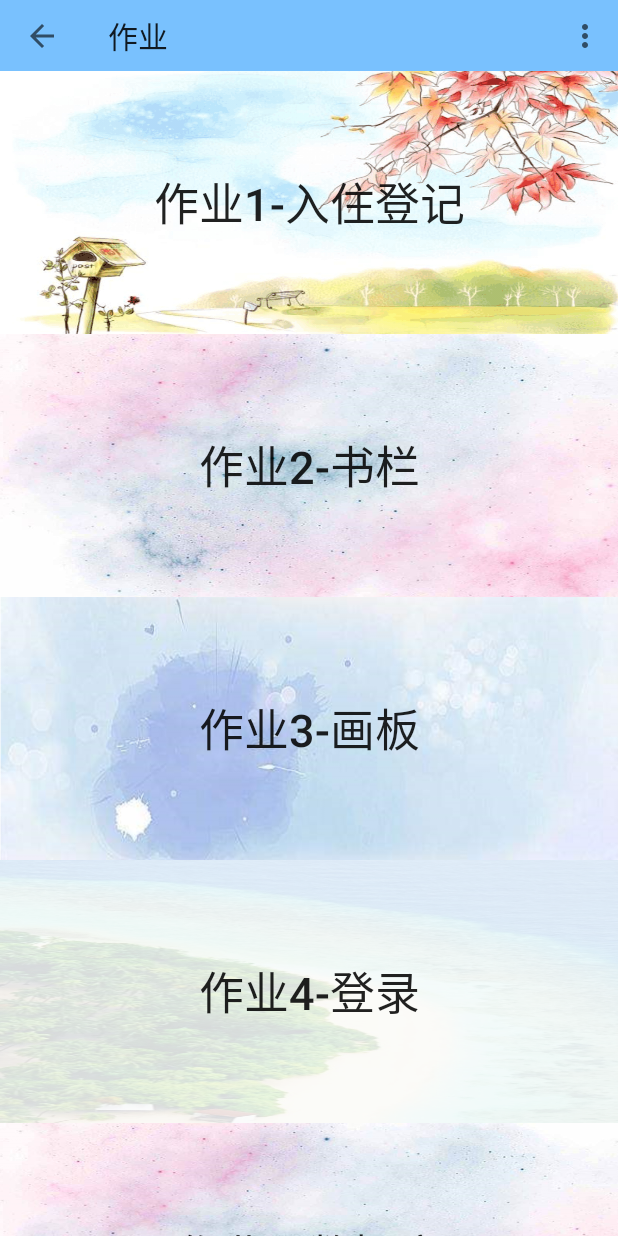
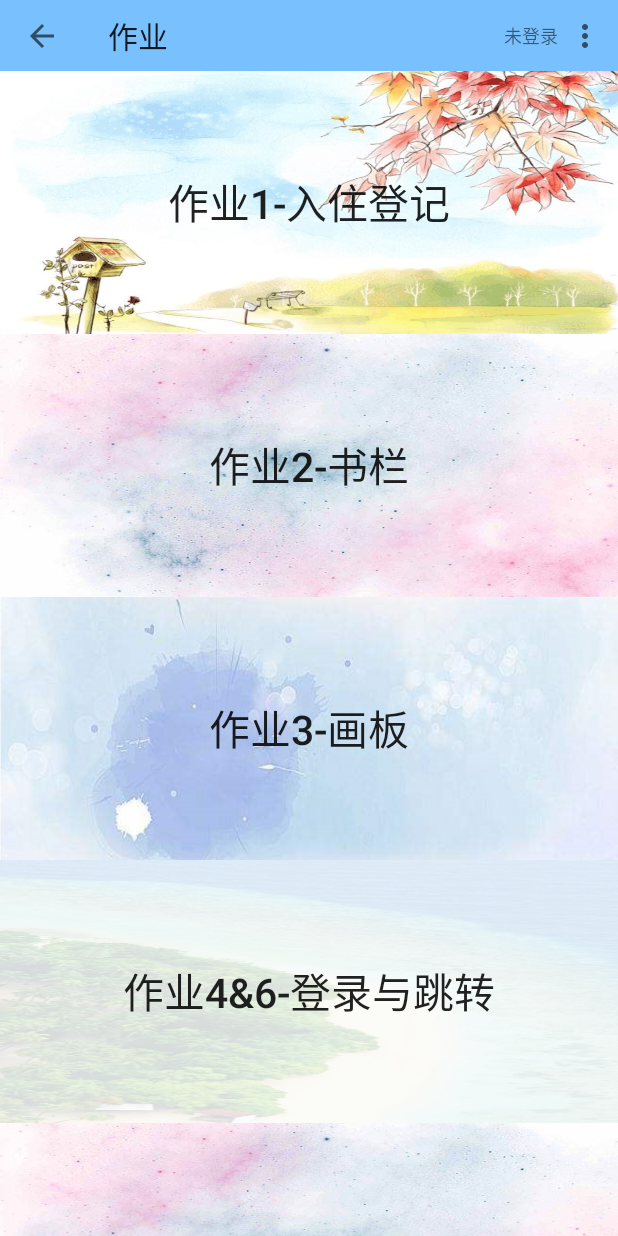
Before and after one commit to shadowxiehao/android_homework, an Android app: the screen it shows after launch (MainActivity), on a phone screen of 412 x 824 dp. Run offline under Robolectric (Android 15) with nearby library versions, the phone set to English and light mode, and no system bars.

Commit message:
增加了第6次作业,在第4次上增加了跳转提示用户名的功能,并且主页右上角增加对登录状态的显示

```diff
--- a/app/src/main/java/Util/MySqliteHelper.java
+++ b/app/src/main/java/Util/MySqliteHelper5.java
@@ -7,7 +7,7 @@ import android.database.sqlite.SQLiteDatabase;
 import android.database.sqlite.SQLiteOpenHelper;
 import android.util.Log;
 
-public class MySqliteHelper extends SQLiteOpenHelper {
+public class MySqliteHelper5 extends SQLiteOpenHelper {
     // final String
     // CREATE_TABLE_SQL="create table myTable(_id integer primary key autoincrement,name,phone,mobile,email,post,addr,comp)";//创建数据表myTable
     // public static final String DB_NAME="personal_contacts";
@@ -18,7 +18,7 @@ public class MySqliteHelper extends SQLiteOpenHelper {
     public static final String DEPART = "depart";
     private SQLiteDatabase sqLiteDatabase;
 
-    public MySqliteHelper(Context context, String name, SQLiteDatabase.CursorFactory factory, int version) {
+    public MySqliteHelper5(Context context, String name, SQLiteDatabase.CursorFactory factory, int version) {
         super(context, name, factory, version);
         // TODO Auto-generated constructor stub
         sqLiteDatabase=getWritableDatabase();
--- a/app/src/main/java/com/example/myapplication/MainActivity.java
+++ b/app/src/main/java/com/example/myapplication/MainActivity.java
@@ -18,6 +18,7 @@ import android.view.Menu;
 import android.view.MenuItem;
 import android.widget.Button;
 import android.widget.ImageButton;
+import android.widget.TextView;
 import android.widget.Toast;
 
 import Util.CommonUtil;
@@ -42,6 +43,16 @@ public class MainActivity extends AppCompatActivity implements View.OnClickListe
                 finish();
             }
         });
+        //设置toolbar右边的用户名
+        String email_save= CommonUtil.getSettingNote(MainActivity.this, "userinfo", "uemail");
+        String log_state= CommonUtil.getSettingNote(MainActivity.this, "userinfo", "state");
+        TextView tv_username = (TextView)findViewById(R.id.tv_username);
+        if(email_save!=null&&log_state!=null&&log_state.equals("true")){
+            tv_username.setText(email_save);
+        }else {
+            tv_username.setText("未登录");
+        }
+
         //申请读写权限
         ActivityCompat.requestPermissions(this, new String[]{
                 android.Manifest.permission.WRITE_EXTERNAL_STORAGE,
@@ -68,9 +79,10 @@ public class MainActivity extends AppCompatActivity implements View.OnClickListe
             Bundle bundle = intent.getExtras();
             //通过bundle对象和key值获得传递进来的数据
             String state = bundle.getString("state");
+            String username = bundle.getString("username");
             Log.d("state",state);
             if (state.equals("login")) {
-                Toast.makeText(MainActivity.this, "登录成功", Toast.LENGTH_SHORT).show();
+                Toast.makeText(MainActivity.this, "欢迎回来,"+username, Toast.LENGTH_SHORT).show();
             } else if (state.equals("logout")) {
                 Toast.makeText(MainActivity.this, "注销成功", Toast.LENGTH_SHORT).show();
             }
--- a/app/src/main/java/com/example/myapplication/Work4Activity.java
+++ b/app/src/main/java/com/example/myapplication/Work4Activity.java
@@ -114,8 +114,10 @@ public class Work4Activity extends AppCompatActivity implements View.OnClickList
         }else{
             if(auto_login.isChecked()){
                 Toast.makeText(Work4Activity.this, "自动登录中", Toast.LENGTH_SHORT).show();
+                String email_save= CommonUtil.getSettingNote(Work4Activity.this, "userinfo", "uemail");
                 Intent intenti = new Intent(this,MainActivity.class);
                 intenti.putExtra("state", "login");
+                intenti.putExtra("username", email_save);
                 map.put("state", "true");
                 CommonUtil.saveSettingNote(Work4Activity.this, "userinfo", map);//参数（上下文，userinfo为文件名，需要保存的数据）
                 startActivity(intenti);
@@ -141,7 +143,9 @@ public class Work4Activity extends AppCompatActivity implements View.OnClickList
                 }
                 if(email_save!=null&&pwd_save!=null&&email_save.equals(email.getText().toString())&&pwd_save.equals(pwd.getText().toString())) {
                     Intent intenti = new Intent(this,MainActivity.class);
+                    //跳转时提示主界面当前的用户已登录和用户名
                     intenti.putExtra("state", "login");
+                    intenti.putExtra("username", email_save);
                     map.put("state", "true");
                     CommonUtil.saveSettingNote(Work4Activity.this, "userinfo", map);//参数（上下文，userinfo为文件名，需要保存的数据）
                     startActivity(intenti);
--- a/app/src/main/res/layout/activity_main.xml
+++ b/app/src/main/res/layout/activity_main.xml
@@ -23,7 +23,20 @@
 
             app:navigationIcon="?attr/actionModeCloseDrawable"
             app:popupTheme="@style/AppTheme.PopupOverlay"
-                app:title="作业" />
+            app:title="作业">
+
+            <TextView
+                android:id="@+id/tv_username"
+                android:layout_width="wrap_content"
+                android:layout_height="wrap_content"
+                android:layout_gravity="end"
+                android:text="TextView"
+                android:textSize="12sp" />
+
+        </androidx.appcompat.widget.Toolbar>
+
+
+
 
         <ScrollView
             android:layout_width="match_parent"
@@ -46,7 +59,7 @@
                     android:background="@drawable/roadletterbox"
                     android:maxHeight="170dp"
                     android:text="作业1-入住登记"
-                    android:textSize="30sp" />
+                    android:textSize="27sp" />
 
                 <Button
                     android:id="@+id/bt2"
@@ -55,7 +68,7 @@
                     android:layout_weight="1"
                     android:background="@drawable/colorful"
                     android:text="作业2-书栏"
-                    android:textSize="30sp" />
+                    android:textSize="27sp" />
 
                 <Button
                     android:id="@+id/bt3"
@@ -64,7 +77,7 @@
                     android:layout_weight="1"
                     android:background="@drawable/purple"
                     android:text="作业3-画板"
-                    android:textSize="30sp" />
+                    android:textSize="27sp" />
 
                 <Button
                     android:id="@+id/bt4"
@@ -72,8 +85,8 @@
                     android:layout_height="175dp"
                     android:layout_weight="1"
                     android:background="@drawable/colors"
-                    android:text="作业4-登录"
-                    android:textSize="30sp" />
+                    android:text="作业4&amp;6-登录与跳转"
+                    android:textSize="27sp" />
 
                 <Button
                     android:id="@+id/bt5"
@@ -82,7 +95,7 @@
                     android:layout_weight="1"
                     android:background="@drawable/colorful"
                     android:text="作业5-数据库"
-                    android:textSize="30sp" />
+                    android:textSize="27sp" />
             </LinearLayout>
         </ScrollView>
     </LinearLayout>
--- a/app/src/main/res/values/strings.xml
+++ b/app/src/main/res/values/strings.xml
@@ -1,6 +1,6 @@
 <resources>
-    <string name="app_name">My Application</string>
-    <string name="action_settings">Settings</string>
+    <string name="app_name">安卓作业</string>
+    <string name="action_settings">设置</string>
     <string name="checker_name">入住人</string>
     <string name="phone_number">手机号</string>
     <string name="ID_number">入住人</string>
```
Also changed, not shown: app/src/main/java/com/example/myapplication/Work5Activity.java (+3 -9 lines). Lines whose indentation alone changed are shown as unchanged.
